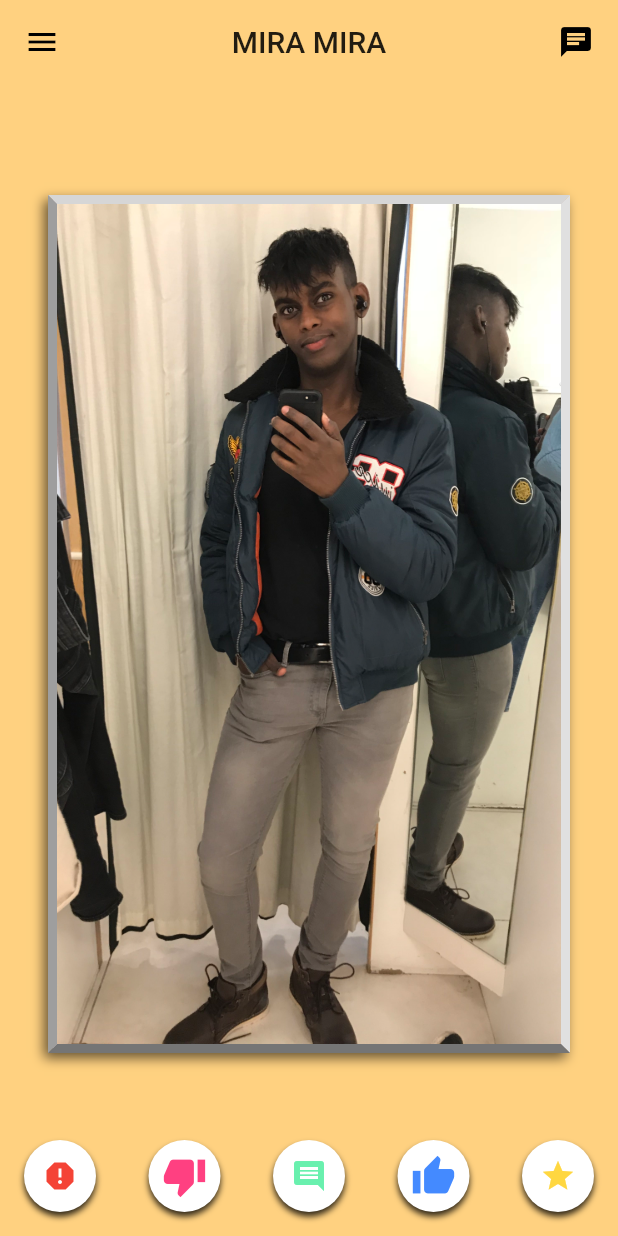
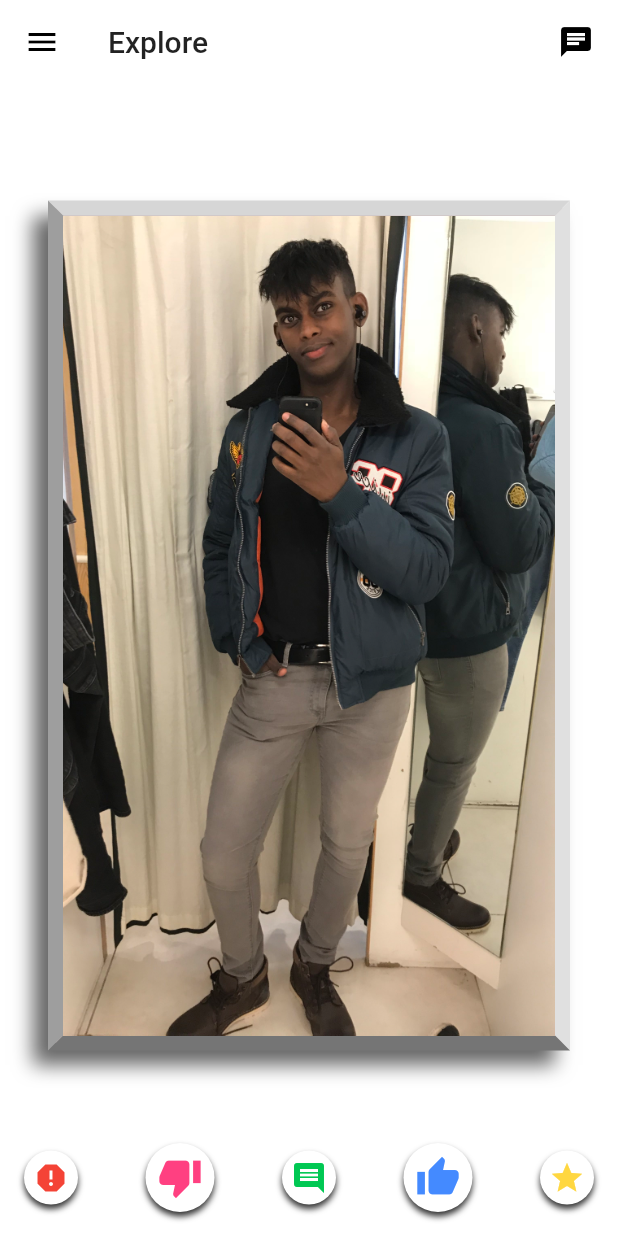
Before and after one commit to hussien4321/FireFit-Flutter, a Flutter app: the screen it shows after launch, on a phone screen of 412 x 824 dp. Run offline on Flutter 3.47's test engine with Material 2 defaults, Android fonts, the phone set to English and light mode, and no system bars; drawn by our look-alikes of hidden_drawer_menu.

Commit message:
adding basic 3d menu drawer

```diff
--- a/lib/screens.dart
+++ b/lib/screens.dart
@@ -1,3 +1,3 @@
 export 'screens/main_app_bar.dart';
 export 'screens/mirrors_screen.dart';
-export 'screens/magic_mirror_screen.dart';
+export 'screens/explore_outfits_screen.dart';
--- /dev/null
+++ b/lib/screens/explore_outfits_screen.dart
@@ -0,0 +1,264 @@
+import 'package:flutter/material.dart';
+import 'dart:ui';
+
+class ExploreOutfitsScreen extends StatefulWidget {
+  @override
+  _ExploreOutfitsScreenState createState() => _ExploreOutfitsScreenState();
+}
+
+class _ExploreOutfitsScreenState extends State<ExploreOutfitsScreen> {
+
+  List<String> outfits = [
+    'assets/outfit1.jpg',
+    'assets/outfit2.jpg',
+    'assets/outfit3.jpg',
+    'assets/outfit4.jpg',
+    'assets/outfit5.jpg',
+    'assets/outfit6.jpg',
+  ];
+
+  int currentIndex=0;
+  int nextIndex=1;
+
+  @override
+  Widget build(BuildContext context) {
+    return Container(
+      width: double.infinity,
+      height: double.infinity,
+      color: Colors.transparent,
+      child: Padding(
+        padding: EdgeInsets.all(16.0),
+        child: Column(
+          children: <Widget>[
+            Expanded(
+              child: MagicMirror(
+                imagePath: outfits[currentIndex],
+                nextImagePath: outfits[nextIndex],
+                thickness: 10,
+                onNextPicShown: _incrementIndexes,
+              ),
+            ),
+            _buildActionBar(),
+          ],
+        )
+      ),
+    );
+  }
+
+  _incrementIndexes(){
+    setState(() {
+      currentIndex = nextIndex;
+      nextIndex = nextIndex==outfits.length-1? 0 : nextIndex+1;
+    });
+  }
+
+  Widget _buildActionBar() {
+    return Padding(
+      padding: EdgeInsets.all(0.0),
+      child: Row(
+        mainAxisSize: MainAxisSize.max,
+        mainAxisAlignment: MainAxisAlignment.spaceBetween,
+        children: <Widget>[
+          _buildSingleAction(
+            color: Colors.red,
+            splashColor: Colors.amberAccent,
+            icon: Icons.report,
+            onPressed: () {},
+          ),
+          _buildSingleAction(
+            color: Colors.pinkAccent,
+            splashColor: Colors.amberAccent,
+            icon: Icons.thumb_down,
+            largeIcon: true,
+            onPressed: () {},
+          ),
+          _buildSingleAction(
+            color: Colors.greenAccent[700],
+            splashColor: Colors.amberAccent,
+            icon: Icons.comment,
+            onPressed: () {},
+          ),
+          _buildSingleAction(
+            color: Colors.blueAccent,
+            splashColor: Colors.amberAccent,
+            icon: Icons.thumb_up,
+            largeIcon: true,
+            onPressed: () {},
+          ),
+          _buildSingleAction(
+            color: Colors.amberAccent,
+            splashColor: Colors.amberAccent,
+            icon: Icons.star,
+            onPressed: () {},
+          ),
+        ],
+      ),
+    );
+  }
+
+  Widget _buildSingleAction({
+    Color color,
+    Color splashColor,
+    IconData icon,
+    bool largeIcon = false,
+    VoidCallback onPressed,
+  }){
+    double iconSize = largeIcon ? 30.0 : 24.0;
+    double padding = largeIcon ? 8.0 : 6.0;
+    return Container(
+      width: iconSize + padding*2,
+      height: iconSize + padding*2,
+      decoration: BoxDecoration(
+        color: Colors.white,
+        shape: BoxShape.circle,
+        boxShadow: [
+          BoxShadow(
+            color: Colors.black.withOpacity(0.8),
+            blurRadius: 3.0,
+            offset: Offset(0.0, 3)
+          )
+        ]
+      ),
+      child: IconButton(
+        color: color,
+        padding: EdgeInsets.all(padding),
+        icon: Icon(icon),
+        iconSize: iconSize,
+        onPressed: onPressed,
+      ),
+    );
+  }
+}
+
+class MagicMirror extends StatefulWidget {
+  final String imagePath;
+  final String nextImagePath;
+  final double thickness;
+  final VoidCallback onNextPicShown;
+
+  MagicMirror({
+    this.imagePath,
+    this.nextImagePath,
+    this.thickness = 6,
+    this.onNextPicShown,
+  }): assert(imagePath != null);
+
+  @override
+  _MagicMirrorState createState() => _MagicMirrorState();
+}
+
+class _MagicMirrorState extends State<MagicMirror> with SingleTickerProviderStateMixin {
+
+  String currentImagePath;
+
+  double thickness;
+  AnimationController blurringTransitionController;
+
+  final double maxBlurSigma = 10.0;
+
+  @override
+  void initState() {
+    thickness = widget.thickness;
+    currentImagePath = widget.imagePath;
+
+    blurringTransitionController = new AnimationController(
+      vsync: this,
+      duration: Duration(milliseconds: 500),
+    )..addListener(() => setState((){}))
+    ..addStatusListener((status) {
+      if(status == AnimationStatus.completed){
+        blurringTransitionController.reverse();
+        currentImagePath = (currentImagePath == widget.imagePath) ? widget.nextImagePath : widget.imagePath;
+      }
+      if(status ==AnimationStatus.dismissed){
+        widget.onNextPicShown();
+      }
+    });
+    super.initState();
+  }
+
+  @override
+  void dispose() {
+    blurringTransitionController.dispose();
+    super.dispose();
+  }
+
+  @override
+  void didUpdateWidget(MagicMirror oldWidget) {
+    if(oldWidget.imagePath != widget.imagePath){
+      setState(() {
+       currentImagePath = widget.imagePath;
+      });
+    }
+    super.didUpdateWidget(oldWidget);
+  }
+  @override
+  Widget build(BuildContext context) {
+    return Center(
+      child: Container(
+        margin: EdgeInsets.all(16.0),
+        decoration: BoxDecoration(
+          border: BorderDirectional(
+            bottom: BorderSide(width: thickness, color: Colors.grey[600]),
+            start: BorderSide(width: thickness, color: Colors.grey[500]),
+            top: BorderSide(width: thickness, color: Colors.grey[350]),
+            end: BorderSide(width: thickness, color: Colors.grey[300]),
+          ),
+          boxShadow: [
+            BoxShadow(
+              offset: Offset(-thickness, thickness),
+              color: Colors.black.withOpacity(0.6),
+              blurRadius: thickness
+            )
+          ],
+          color: Color.fromRGBO(204, 187, 187,1.0),
+        ),
+        child: GestureDetector(
+          onTap: _switchToNextImage,
+          child: AspectRatio(
+            aspectRatio: 0.6,
+            child: Stack(
+              children: <Widget>[
+                _buildPicture(widget.imagePath),
+                _buildPicture(widget.nextImagePath),
+                SizedBox.expand(
+                  child: BackdropFilter(
+                    filter: ImageFilter.blur(sigmaX: _blurValue, sigmaY: _blurValue),
+                    child: Container(
+                      color: Color.fromRGBO(204, 187, 187, _overlaySplashOpacityValue),
+                    )
+                  ),
+                ),
+              ],
+            )
+          ),
+        ),
+      ),
+    );
+  }
+
+  Widget _buildPicture(String imagePath) {
+    return Opacity(
+      opacity: currentImagePath == imagePath ? 1.0 : 0.0,
+      child: SizedBox.expand(
+        child: Image.asset(
+          imagePath,
+          fit: BoxFit.cover,
+        ),
+      ),
+    );
+  }
+
+  _switchToNextImage() {
+    if(!blurringTransitionController.isAnimating){
+      blurringTransitionController.forward();
+    }
+  }
+
+  double get _blurValue => Tween<double>(
+    begin: 0.0,
+    end: maxBlurSigma
+  ).lerp(blurringTransitionController.value);
+
+  double get _overlaySplashOpacityValue => blurringTransitionController.value;
+}
--- a/lib/screens/magic_mirror_screen.dart
+++ /dev/null
@@ -1,258 +0,0 @@
-import 'package:flutter/material.dart';
-import 'dart:ui';
-
-class MagicMirrorScreen extends StatefulWidget {
-  @override
-  _MagicMirrorScreenState createState() => _MagicMirrorScreenState();
-}
-
-class _MagicMirrorScreenState extends State<MagicMirrorScreen> {
-
-  List<String> outfits = [
-    'assets/outfit1.jpg',
-    'assets/outfit2.jpg',
-    'assets/outfit3.jpg',
-    'assets/outfit4.jpg',
-    'assets/outfit5.jpg',
-  ];
-
-  int currentIndex=0;
-  int nextIndex=1;
-
-  @override
-  Widget build(BuildContext context) {
-    return Container(
-      width: double.infinity,
-      height: double.infinity,
-      color: Colors.transparent,
-      child: Padding(
-        padding: EdgeInsets.all(16.0),
-        child: Column(
-          children: <Widget>[
-            Expanded(
-              child: MagicMirror(
-                imagePath: outfits[currentIndex],
-                nextImagePath: outfits[nextIndex],
-                onNextPicShown: _incrementIndexes,
-              ),
-            ),
-            _buildActionBar(),
-          ],
-        )
-      ),
-    );
-  }
-
-  _incrementIndexes(){
-    setState(() {
-      currentIndex = nextIndex;
-      nextIndex = nextIndex==outfits.length-1? 0 : nextIndex+1;
-    });
-  }
-
-  Widget _buildActionBar() {
-    return Padding(
-      padding: EdgeInsets.all(0.0),
-      child: Row(
-        mainAxisSize: MainAxisSize.max,
-        mainAxisAlignment: MainAxisAlignment.spaceBetween,
-        children: <Widget>[
-          _buildSingleAction(
-            color: Colors.red,
-            splashColor: Colors.amberAccent,
-            icon: Icons.report,
-            onPressed: () {},
-          ),
-          _buildSingleAction(
-            color: Colors.pinkAccent,
-            splashColor: Colors.amberAccent,
-            icon: Icons.thumb_down,
-            largeIcon: true,
-            onPressed: () {},
-          ),
-          _buildSingleAction(
-            color: Colors.greenAccent,
-            splashColor: Colors.amberAccent,
-            icon: Icons.comment,
-            onPressed: () {},
-          ),
-          _buildSingleAction(
-            color: Colors.blueAccent,
-            splashColor: Colors.amberAccent,
-            icon: Icons.thumb_up,
-            largeIcon: true,
-            onPressed: () {},
-          ),
-          _buildSingleAction(
-            color: Colors.amberAccent,
-            splashColor: Colors.amberAccent,
-            icon: Icons.star,
-            onPressed: () {},
-          ),
-        ],
-      ),
-    );
-  }
-
-  Widget _buildSingleAction({
-    Color color,
-    Color splashColor,
-    IconData icon,
-    bool largeIcon = false,
-    VoidCallback onPressed,
-  }){
-    return Container(
-      decoration: BoxDecoration(
-        color: Colors.white,
-        shape: BoxShape.circle,
-        boxShadow: [
-          BoxShadow(
-            color: Colors.black.withOpacity(0.8),
-            blurRadius: 3.0,
-            offset: Offset(0.0, 3)
-          )
-        ]
-      ),
-      child: IconButton(
-        splashColor: splashColor,
-        color: color,
-        icon: Icon(icon),
-        iconSize: largeIcon ? 30.0 : 24.0,
-        onPressed: onPressed,
-      ),
-    );
-  }
-}
-
-class MagicMirror extends StatefulWidget {
-  final String imagePath;
-  final String nextImagePath;
-  final double thickness;
-  final VoidCallback onNextPicShown;
-
-  MagicMirror({
-    this.imagePath,
-    this.nextImagePath,
-    this.thickness = 6,
-    this.onNextPicShown,
-  }): assert(imagePath != null);
-
-  @override
-  _MagicMirrorState createState() => _MagicMirrorState();
-}
-
-class _MagicMirrorState extends State<MagicMirror> with SingleTickerProviderStateMixin {
-
-  String currentImagePath;
-
-  double thickness;
-  AnimationController blurringTransitionController;
-
-  final double maxBlurSigma = 10.0;
-
-  @override
-  void initState() {
-    thickness = widget.thickness;
-    currentImagePath = widget.imagePath;
-
-    blurringTransitionController = new AnimationController(
-      vsync: this,
-      duration: Duration(seconds: 1),
-    )..addListener(() => setState((){}))
-    ..addStatusListener((status) {
-      if(status == AnimationStatus.completed){
-        blurringTransitionController.reverse();
-        currentImagePath = (currentImagePath == widget.imagePath) ? widget.nextImagePath : widget.imagePath;
-      }
-      if(status ==AnimationStatus.dismissed){
-        widget.onNextPicShown();
-      }
-    });
-    super.initState();
-  }
-
-  @override
-  void dispose() {
-    blurringTransitionController.dispose();
-    super.dispose();
-  }
-
-  @override
-  void didUpdateWidget(MagicMirror oldWidget) {
-    if(oldWidget.imagePath != widget.imagePath){
-      setState(() {
-       currentImagePath = widget.imagePath;
-      });
-      print('switching from ${widget.imagePath} & ${widget.nextImagePath}');
-      print('to ${oldWidget.imagePath} & ${oldWidget.nextImagePath}');
-    }
-    super.didUpdateWidget(oldWidget);
-  }
-  @override
-  Widget build(BuildContext context) {
-    return Center(
-      child: Container(
-        margin: EdgeInsets.all(16.0),
-        decoration: BoxDecoration(
-          border: BorderDirectional(
-            bottom: BorderSide(width: thickness, color: Colors.grey[600]),
-            start: BorderSide(width: thickness, color: Colors.grey[500]),
-            top: BorderSide(width: thickness, color: Colors.grey[350]),
-            end: BorderSide(width: thickness, color: Colors.grey[300]),
-          ),
-          boxShadow: [
-            BoxShadow(
-              offset: Offset(-thickness/2, thickness/2),
-              color: Colors.black.withOpacity(0.6),
-              blurRadius: thickness
-            )
-          ],
-          color: Color.fromRGBO(204, 187, 187,1.0),
-        ),
-        child: GestureDetector(
-          onTap: _switchToNextImage,
-          child: AspectRatio(
-            aspectRatio: 0.6,
-            child: Stack(
-              children: <Widget>[
-                _buildPicture(widget.imagePath),
-                _buildPicture(widget.nextImagePath),
-                SizedBox.expand(
-                  child: BackdropFilter(
-                    filter: ImageFilter.blur(sigmaX: _blurValue, sigmaY: _blurValue),
-                    child: Container(
-                      color: Color.fromRGBO(204, 187, 187, _overlaySplashOpacityValue),
-                    )
-                  ),
-                ),
-              ],
-            )
-          ),
-        ),
-      ),
-    );
-  }
-
-  Widget _buildPicture(String imagePath) {
-    return Opacity(
-      opacity: currentImagePath == imagePath ? 1.0 : 0.0,
-      child: SizedBox.expand(
-        child: Image.asset(
-          imagePath,
-          fit: BoxFit.cover,
-        ),
-      ),
-    );
-  }
-
-  _switchToNextImage() {
-    blurringTransitionController.forward();
-  }
-
-  double get _blurValue => Tween<double>(
-    begin: 0.0,
-    end: maxBlurSigma
-  ).lerp(blurringTransitionController.value);
-
-  double get _overlaySplashOpacityValue => blurringTransitionController.value;
-}
--- a/lib/screens/main_app_bar.dart
+++ b/lib/screens/main_app_bar.dart
@@ -1,25 +1,100 @@
 import 'package:flutter/material.dart';
 import 'package:mira_mira/screens.dart';
+import 'dart:ui';
+import 'package:hidden_drawer_menu/hidden_drawer/screen_hidden_drawer.dart';
+import 'package:hidden_drawer_menu/hidden_drawer/hidden_drawer_menu.dart';
+import 'package:hidden_drawer_menu/menu/item_hidden_menu.dart';
 
-class MainAppBar extends StatelessWidget {
+class MainAppBar extends StatefulWidget {
+  MainAppBar({Key key}) : super(key: key);
+
+  @override
+  _MainAppBarState createState() => _MainAppBarState();
+}
+
+class _MainAppBarState extends State<MainAppBar> {
+  List<ScreenHiddenDrawer> itens = new List();
+
+  @override
+  void initState() {
+    itens.add(new ScreenHiddenDrawer(
+      new ItemHiddenMenu(
+        name: "Explore",
+        colorLineSelected: Colors.blue,
+      ),
+      ExploreOutfitsScreen()
+    ));
+    itens.add(new ScreenHiddenDrawer(
+      new ItemHiddenMenu(
+        name: "Your Feed",
+        colorLineSelected: Colors.blue,
+      ),
+      ExploreOutfitsScreen()
+    ));
+    itens.add(new ScreenHiddenDrawer(
+      new ItemHiddenMenu(
+        name: "Lookbooks",
+        colorLineSelected: Colors.blue,
+      ),
+      ExploreOutfitsScreen()
+    ));
+    itens.add(new ScreenHiddenDrawer(
+      new ItemHiddenMenu(
+        name: "Saved outfits",
+        colorLineSelected: Colors.blue,
+      ),
+      ExploreOutfitsScreen()
+    ));
+    itens.add(new ScreenHiddenDrawer(
+      new ItemHiddenMenu(
+        name: "Settings",
+        colorLineSelected: Colors.blue,
+      ),
+      ExploreOutfitsScreen()
+    ));
+    itens.add(new ScreenHiddenDrawer(
+      new ItemHiddenMenu(
+        name: "Logout",
+        colorLineSelected: Colors.blue,
+      ),
+      ExploreOutfitsScreen()
+    ));
+    super.initState();
+  }
+
   @override
   Widget build(BuildContext context) {
-    return Scaffold(
-      appBar: AppBar(
-        leading: Icon(Icons.menu),
-        actions: <Widget>[
-          Padding(
-            padding: EdgeInsets.only(right: 16.0),
-            child: Icon(Icons.chat)
-          )
-        ],
-        title: Text('MIRA MIRA'),
-        centerTitle: true,
-        backgroundColor: Colors.transparent,
-        elevation: 0.0,
+
+    return HiddenDrawerMenu(
+      backgroundColorMenu: Color.fromRGBO(255, 194, 88, 1.0),
+      curveAnimation: Curves.easeOut,
+      backgroundColorAppBar: Colors.white,
+      elevationAppBar: 0.0,
+      screens: itens,
+      initPositionSelected: 0,
+      slidePercent: 92.0,
+      verticalScalePercent: 60.0,
+      isDraggable: false,
+      // backgroundMenu: DecorationImage(
+      //   image: AssetImage(
+      //     'assets/background_wall.jpg'
+      //   ),
+      //   fit:BoxFit.cover,
+      //   colorFilter: ColorFilter.mode(
+      //     Colors.black38, BlendMode.multiply)
+      // ),
+      tittleAppBar: Center(
+        child: Text(
+          'MIRA MIRA'
+        ),
       ),
-      backgroundColor: Colors.orangeAccent[100],
-      body: MagicMirrorScreen()
+      actionsAppBar: <Widget>[
+        Padding(
+          padding: EdgeInsets.all(16.0),
+          child: Icon(Icons.chat)
+        )
+      ],
     );
+
   }
 }
--- a/pubspec.yaml
+++ b/pubspec.yaml
@@ -20,6 +20,7 @@ dependencies:
   # Use with the CupertinoIcons class for iOS style icons.
   cupertino_icons: ^0.1.2
   font_awesome_flutter: ^8.4.0
+  hidden_drawer_menu: ^1.0.1
 
 dev_dependencies:
   flutter_test:
```
Also changed, not shown: assets/outfit4.jpg, assets/outfit5.jpg, assets/outfit6.jpg (added), 1 other file.
